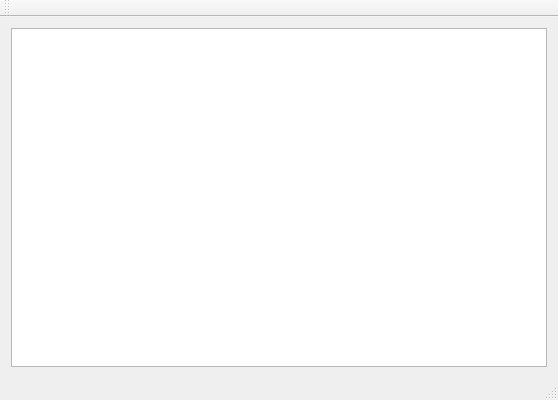
This is qraph.ui in IvanAnanchikov/graph as Qt 5 draws it before an edit. The edited form follows.
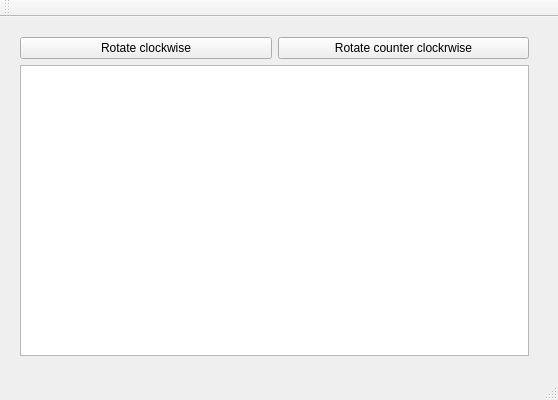
This is the edited form.

Diff of the .ui file:
```diff
--- a/qraph.ui
+++ b/qraph.ui
@@ -14,11 +14,39 @@
    <string>Qraph</string>
   </property>
   <widget class="QWidget" name="centralWidget">
+   <widget class="QWidget" name="">
+    <property name="geometry">
+     <rect>
+      <x>9</x>
+      <y>9</y>
+      <width>531</width>
+      <height>341</height>
+     </rect>
+    </property>
+    <layout class="QVBoxLayout" name="verticalLayout">
+     <item>
    <layout class="QHBoxLayout" name="horizontalLayout">
     <item>
+        <widget class="QPushButton" name="Rotate_clockwise">
+         <property name="text">
+          <string>Rotate clockwise</string>
+         </property>
+        </widget>
+       </item>
+       <item>
+        <widget class="QPushButton" name="Rotate_counterclockrwise">
+         <property name="text">
+          <string>Rotate counter clockrwise</string>
+         </property>
+        </widget>
+       </item>
+      </layout>
+     </item>
+     <item>
      <widget class="QGraphicsView" name="graphicsView"/>
     </item>
    </layout>
+   </widget>
   </widget>
   <widget class="QMenuBar" name="menuBar">
    <property name="geometry">
```
Lines whose indentation alone changed are shown as unchanged.
